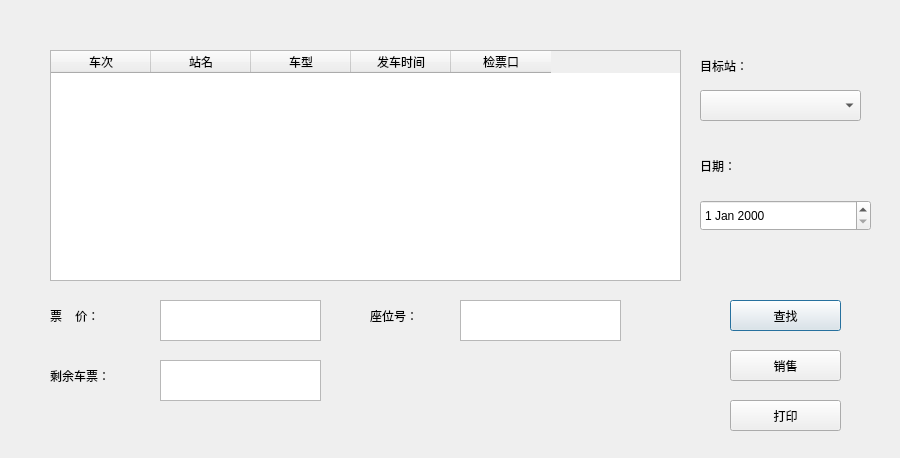
The window that ConductorUI.ui (qiu-star/TicketManagementSystem) describes before a commit, drawn with Qt 5.
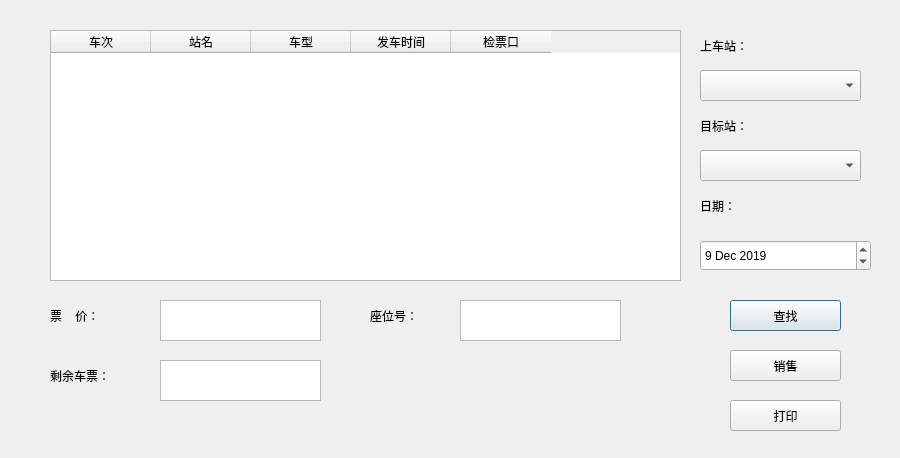
The same window after the commit.

Commit message: 登录界面跳转V0.1

The edit to the form file:
```diff
--- a/ConductorUI.ui
+++ b/ConductorUI.ui
@@ -20,7 +20,7 @@
    <property name="geometry">
     <rect>
      <x>700</x>
-     <y>50</y>
+     <y>110</y>
      <width>101</width>
      <height>31</height>
     </rect>
@@ -36,20 +36,20 @@
    <property name="geometry">
     <rect>
      <x>700</x>
-     <y>90</y>
-     <width>161</width>
-     <height>31</height>
-    </rect>
-   </property>
-   <property name="styleSheet">
-    <string notr="true">font: 14pt &quot;Academy Engraved LET&quot;;</string>
-   </property>
-  </widget>
-  <widget class="QLabel" name="label_2">
-   <property name="geometry">
-    <rect>
-     <x>700</x>
      <y>150</y>
+     <width>161</width>
+     <height>31</height>
+    </rect>
+   </property>
+   <property name="styleSheet">
+    <string notr="true">font: 14pt &quot;Academy Engraved LET&quot;;</string>
+   </property>
+  </widget>
+  <widget class="QLabel" name="label_2">
+   <property name="geometry">
+    <rect>
+     <x>700</x>
+     <y>190</y>
      <width>101</width>
      <height>31</height>
     </rect>
@@ -101,9 +101,9 @@
    <property name="geometry">
     <rect>
      <x>50</x>
-     <y>50</y>
+     <y>30</y>
      <width>631</width>
-     <height>231</height>
+     <height>251</height>
     </rect>
    </property>
    <column>
@@ -136,7 +136,7 @@
    <property name="geometry">
     <rect>
      <x>700</x>
-     <y>200</y>
+     <y>240</y>
      <width>171</width>
      <height>31</height>
     </rect>
@@ -144,6 +144,16 @@
    <property name="styleSheet">
     <string notr="true">font: 14pt &quot;微软雅黑&quot;;</string>
    </property>
+   <property name="dateTime">
+    <datetime>
+     <hour>0</hour>
+     <minute>0</minute>
+     <second>0</second>
+     <year>2019</year>
+     <month>12</month>
+     <day>9</day>
+    </datetime>
+   </property>
   </widget>
   <widget class="QLabel" name="label_4">
    <property name="geometry">
@@ -265,6 +275,35 @@
     <string>打印</string>
    </property>
   </widget>
+  <widget class="QComboBox" name="aimstation_2">
+   <property name="geometry">
+    <rect>
+     <x>700</x>
+     <y>70</y>
+     <width>161</width>
+     <height>31</height>
+    </rect>
+   </property>
+   <property name="styleSheet">
+    <string notr="true">font: 14pt &quot;Academy Engraved LET&quot;;</string>
+   </property>
+  </widget>
+  <widget class="QLabel" name="label_6">
+   <property name="geometry">
+    <rect>
+     <x>700</x>
+     <y>30</y>
+     <width>101</width>
+     <height>31</height>
+    </rect>
+   </property>
+   <property name="styleSheet">
+    <string notr="true">font: 14pt &quot;方正颜宋简体&quot;;</string>
+   </property>
+   <property name="text">
+    <string>上车站：</string>
+   </property>
+  </widget>
  </widget>
  <resources/>
  <connections/>
```
The commit also changes 2 other files.
